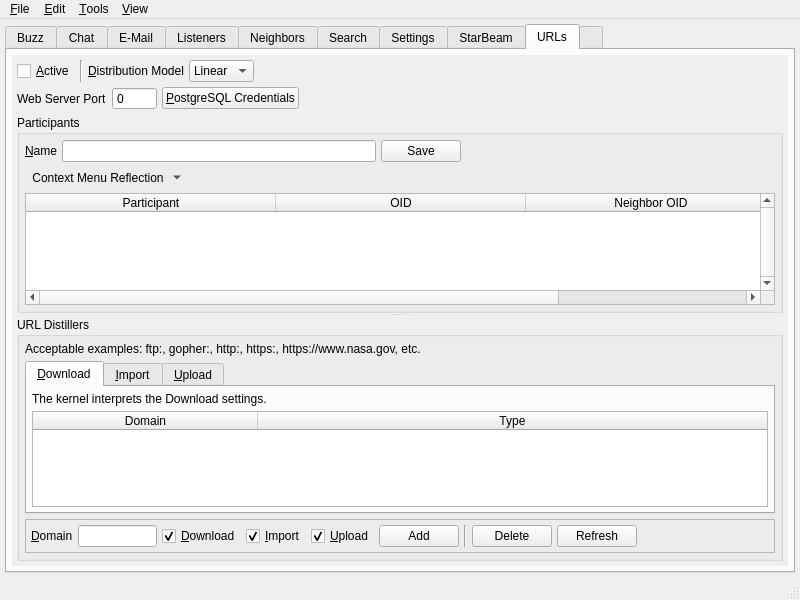
This is branches/trunk/UI/spot-on-controlcenter.ui in textbrowser/spot-on as Qt 5 draws it before an edit. The edited form follows.
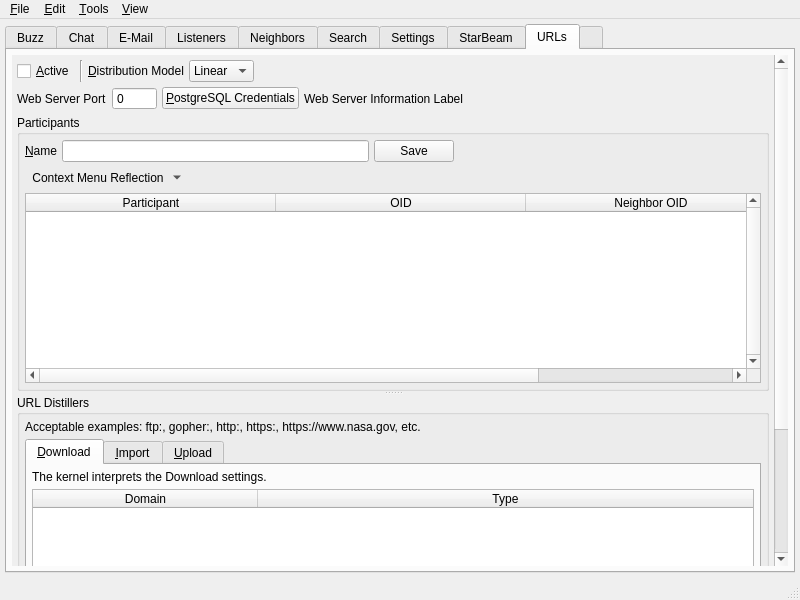
This is the edited form. The open tabs and pages were chosen to show the change. Icons and pictures are not drawn. Custom widgets are drawn as their Qt base class.

Commit message: Informative and pretty labels.

What changed in the file:
```diff
--- a/branches/trunk/UI/spot-on-controlcenter.ui
+++ b/branches/trunk/UI/spot-on-controlcenter.ui
@@ -7525,7 +7525,7 @@
              <x>0</x>
              <y>0</y>
              <width>756</width>
-             <height>570</height>
+             <height>763</height>
             </rect>
            </property>
            <layout class="QVBoxLayout" name="verticalLayout_58">
@@ -7632,6 +7632,25 @@
                 </property>
                </widget>
               </item>
+              <item>
+               <widget class="QLabel" name="web_server_information_label">
+                <property name="sizePolicy">
+                 <sizepolicy hsizetype="Expanding" vsizetype="Preferred">
+                  <horstretch>0</horstretch>
+                  <verstretch>0</verstretch>
+                 </sizepolicy>
+                </property>
+                <property name="text">
+                 <string>Web Server Information Label</string>
+                </property>
+                <property name="wordWrap">
+                 <bool>true</bool>
+                </property>
+                <property name="openExternalLinks">
+                 <bool>true</bool>
+                </property>
+               </widget>
+              </item>
               <item>
                <spacer name="horizontalSpacer_16">
                 <property name="orientation">
```
Left out of the diff: 18 changed lines with no effect on the pictures. The commit also changes 6 other files.
